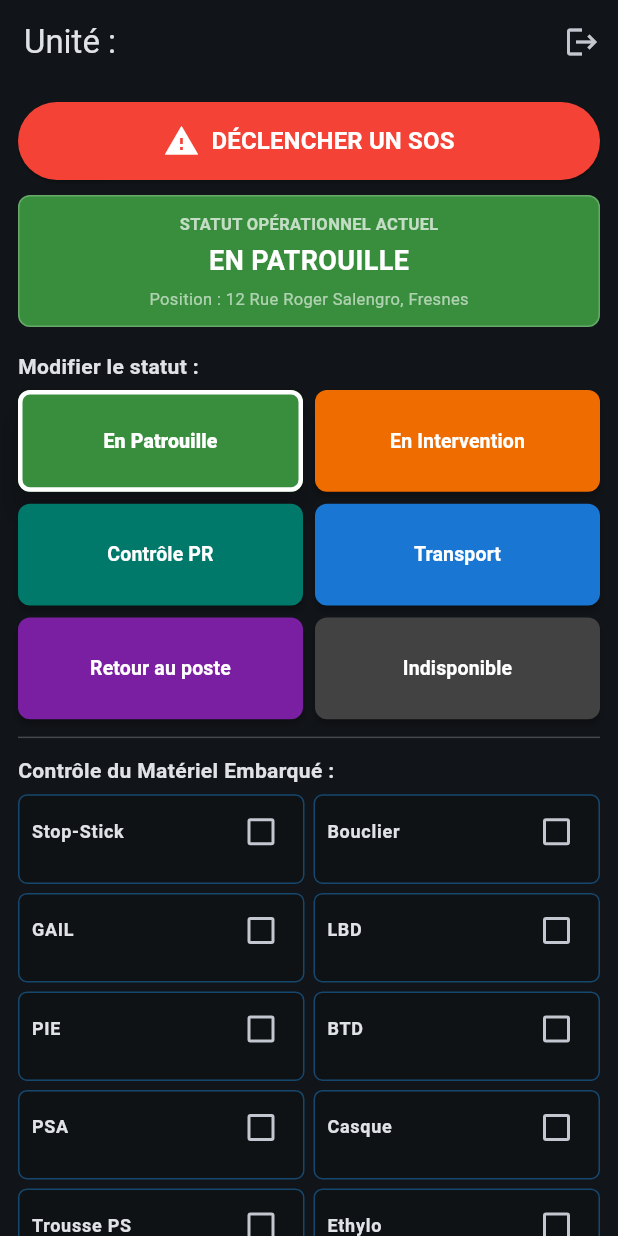
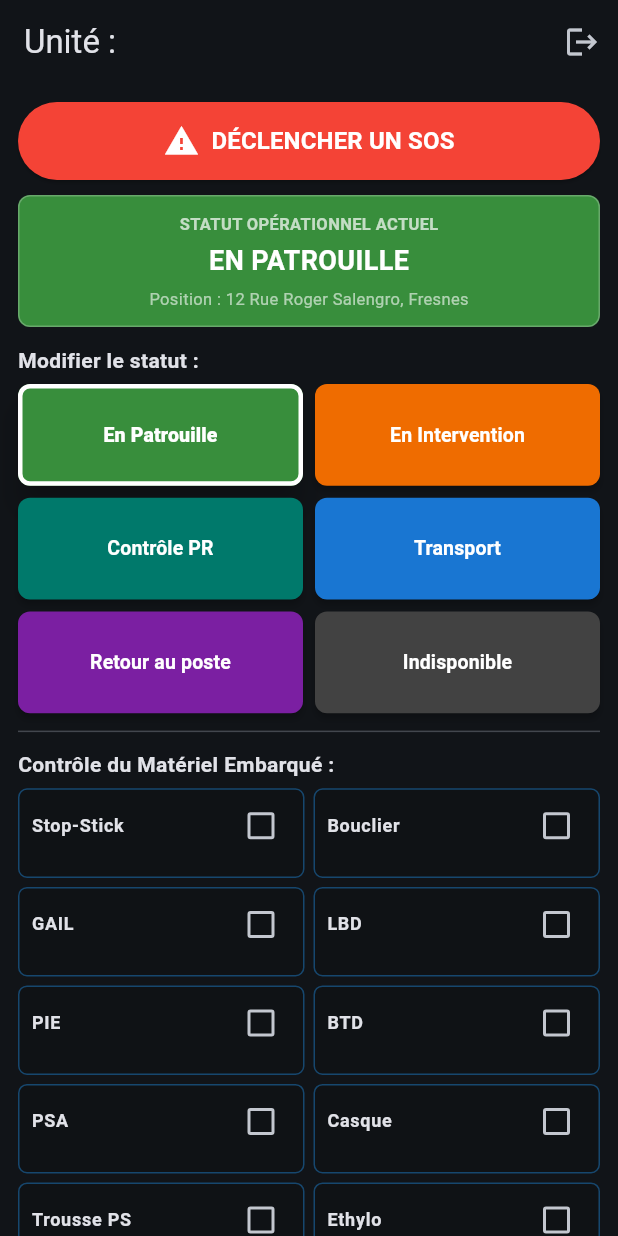
Before and after one commit to xmeynier-web/rezoplus-police, a Flutter app: the PatrouilleHomePage screen opened directly with empty values, on a phone screen of 412 x 824 dp. Run offline on Flutter 3.47's test engine with Material 3 defaults, Android fonts, the phone set to English and light mode, and no system bars; our stand-ins replace firebase_core, firebase_database; accounts and stored records are empty.

Commit message:
Refactor widget structure and remove dispatches box
Removed the unified widget for dispatches and messages, updating the layout and spacing in the build method.

```diff
--- a/lib/main.dart
+++ b/lib/main.dart
@@ -248,7 +248,6 @@ class _PatrouilleHomePageState extends State<PatrouilleHomePage> with WidgetsBin
     super.dispose();
   }
 
-  // Maintient la session active et renvoie les données si l'application revient au premier plan
   @override
   void didChangeAppLifecycleState(AppLifecycleState state) {
     if (state == AppLifecycleState.resumed) {
@@ -338,120 +337,6 @@ class _PatrouilleHomePageState extends State<PatrouilleHomePage> with WidgetsBin
     }
   }
 
-  /// Widget unifié écoutant 'dispatches' et 'messages' du CSU
-  Widget _buildDispatchesBox() {
-    return StreamBuilder<DatabaseEvent>(
-      stream: _dbRef.child('dispatches').onValue,
-      builder: (context, dispatchSnap) {
-        return StreamBuilder<DatabaseEvent>(
-          stream: _dbRef.child('messages').onValue,
-          builder: (context, messageSnap) {
-            final List<Map<dynamic, dynamic>> activeItems = [];
-
-            if (dispatchSnap.hasData && dispatchSnap.data?.snapshot.value != null) {
-              final raw = dispatchSnap.data!.snapshot.value;
-              if (raw is Map) {
-                raw.forEach((key, value) {
-                  if (value is Map) {
-                    final m = Map.from(value);
-                    m['id'] = key;
-                    if (m['unit'] == null || m['unit'] == widget.unitId || m['unit'] == 'Toutes') {
-                      activeItems.add(m);
-                    }
-                  }
-                });
-              }
-            }
-
-            if (messageSnap.hasData && messageSnap.data?.snapshot.value != null) {
-              final rawMsg = messageSnap.data!.snapshot.value;
-              if (rawMsg is Map) {
-                rawMsg.forEach((key, value) {
-                  if (value is Map) {
-                    final m = Map.from(value);
-                    m['id'] = key;
-                    if (m['unit'] == null || m['unit'] == widget.unitId || m['unit'] == 'Toutes') {
-                      activeItems.add(m);
-                    }
-                  }
-                });
-              }
-            }
-
-            if (activeItems.isEmpty) {
-              return const SizedBox.shrink();
-            }
-
-            return Container(
-              margin: const EdgeInsets.symmetric(vertical: 8),
-              padding: const EdgeInsets.all(8),
-              decoration: BoxDecoration(
-                border: Border.all(color: Colors.orange.withOpacity(0.6)),
-                borderRadius: BorderRadius.circular(8),
-                color: Colors.black26,
-              ),
-              child: Column(
-                crossAxisAlignment: CrossAxisAlignment.stretch,
-                children: [
-                  Container(
-                    padding: const EdgeInsets.symmetric(horizontal: 8, vertical: 4),
-                    color: Colors.orange.shade900.withOpacity(0.4),
-                    child: const Text(
-                      'MISSION / MESSAGE CSU EN COURS',
-                      style: TextStyle(fontWeight: FontWeight.bold, fontSize: 12, color: Colors.orangeAccent),
-                    ),
-                  ),
-                  const SizedBox(height: 6),
-                  ...activeItems.map((item) {
-                    final objet = item['objet'] ?? item['message'] ?? item['texte'] ?? 'Intervention';
-                    final adresse = item['adresse'] ?? item['lieu'] ?? 'Lieu non spécifié';
-
-                    return Container(
-                      margin: const EdgeInsets.symmetric(vertical: 4),
-                      padding: const EdgeInsets.all(8),
-                      decoration: BoxDecoration(
-                        color: Colors.grey[900],
-                        borderRadius: BorderRadius.circular(6),
-                        border: Border.all(color: Colors.orangeAccent.withOpacity(0.4)),
-                      ),
-                      child: Column(
-                        crossAxisAlignment: CrossAxisAlignment.start,
-                        children: [
-                          Text('Détail : $objet', style: const TextStyle(fontWeight: FontWeight.bold, fontSize: 13, color: Colors.white)),
-                          const SizedBox(height: 2),
-                          Text('Adresse : $adresse', style: const TextStyle(fontSize: 12, color: Colors.white70)),
-                          const SizedBox(height: 6),
-                          Align(
-                            alignment: Alignment.centerRight,
-                            child: ElevatedButton.icon(
-                              style: ElevatedButton.styleFrom(
-                                backgroundColor: Colors.green.shade700,
-                                padding: const EdgeInsets.symmetric(horizontal: 12, vertical: 6),
-                                minimumSize: Size.zero,
-                                tapTargetSize: MaterialTapTargetSize.shrinkWrap,
-                              ),
-                              onPressed: () {
-                                final patrouilleStatus = _statusList.firstWhere((s) => s['code'] == 'EN_PATROUILLE');
-                                _changeStatus(patrouilleStatus);
-                                _snack('Intervention clôturée avec succès.');
-                              },
-                              icon: const Icon(Icons.check, size: 16),
-                              label: const Text('Fin d\'intervention', style: TextStyle(fontSize: 12)),
-                            ),
-                          ),
-                        ],
-                      ),
-                    );
-                  }),
-                ],
-              ),
-            );
-          },
-        );
-      },
-    );
-  }
-
   @override
   Widget build(BuildContext context) {
     final bool isSosActive = (_currentStatusMap['code'] == 'SOS_ACTIF');
@@ -514,13 +399,9 @@ class _PatrouilleHomePageState extends State<PatrouilleHomePage> with WidgetsBin
                 ],
               ),
             ),
-            const SizedBox(height: 8),
+            const SizedBox(height: 12),
 
-            // 3. Affichage conditionnel des missions et messages du CSU
-            _buildDispatchesBox(),
-            const SizedBox(height: 8),
-
-            // 4. Grille des boutons de statuts rapides (avec surbrillance active)
+            // 3. Grille des boutons de statuts rapides (avec surbrillance active)
             const Text('Modifier le statut :', style: TextStyle(fontSize: 14, fontWeight: FontWeight.bold)),
             const SizedBox(height: 6),
             GridView.count(
@@ -558,7 +439,7 @@ class _PatrouilleHomePageState extends State<PatrouilleHomePage> with WidgetsBin
             ),
             const Divider(height: 24),
 
-            // 5. Contrôle du Matériel Embarqué
+            // 4. Contrôle du Matériel Embarqué
             const Text('Contrôle du Matériel Embarqué :', style: TextStyle(fontSize: 14, fontWeight: FontWeight.bold)),
             const SizedBox(height: 6),
             GridView.count(
```
